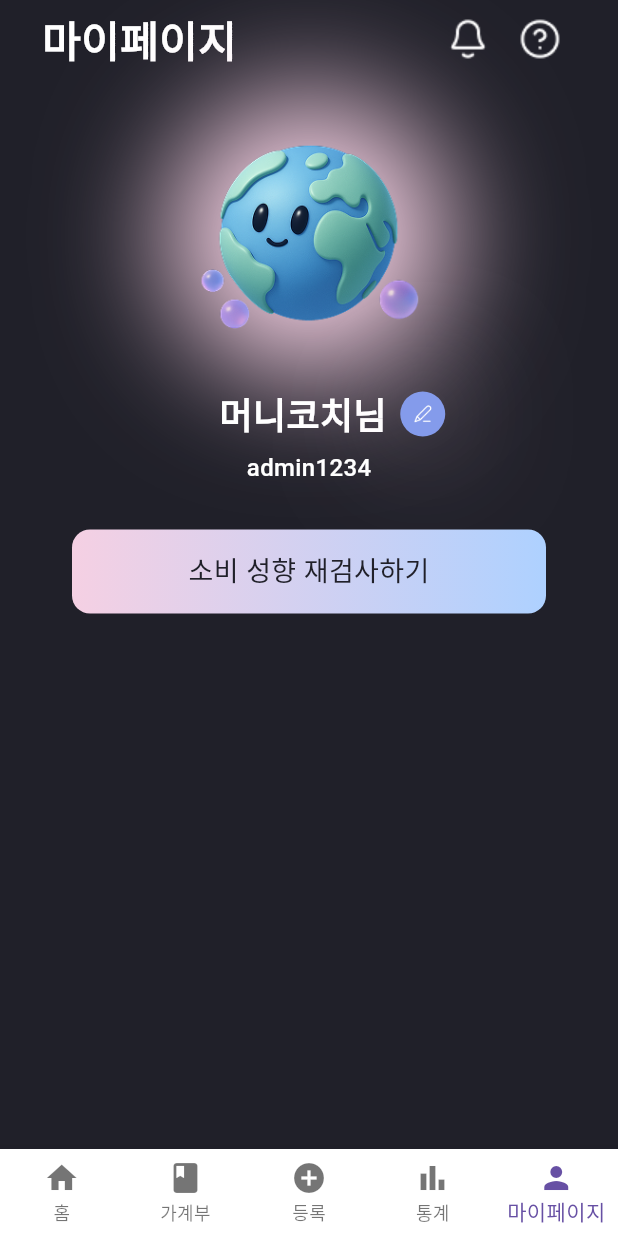
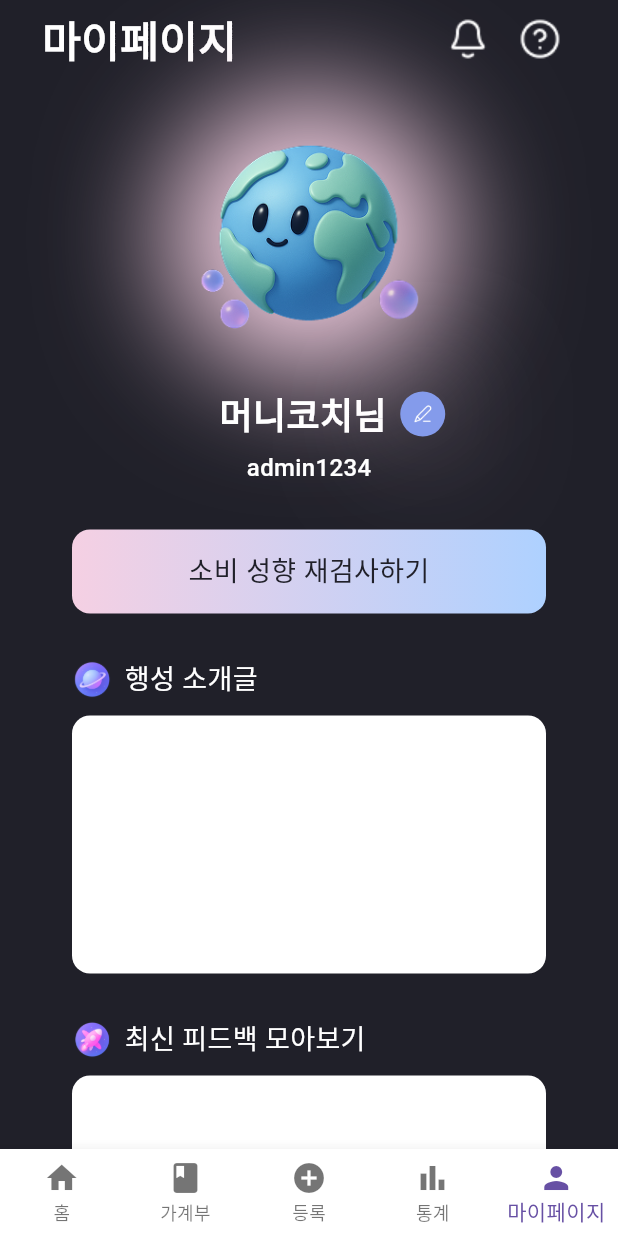
Before and after one commit to kgu-moneyplanet/moneyplanet-FE, a Flutter app: the screen it shows after launch, item 5 of the bottom bar chosen, on a phone screen of 412 x 824 dp. Run offline on Flutter 3.47's test engine with Material 3 defaults, Android fonts, the phone set to English and light mode, and no system bars; Roboto replaces fonts that are missing (Pretendard).

Commit message:
[Style] #17 - 마이페이지 뷰 구현

```diff
--- a/lib/presentaion/myPage/view/mypage_screen.dart
+++ b/lib/presentaion/myPage/view/mypage_screen.dart
@@ -1,5 +1,7 @@
 import 'package:flutter/material.dart';
 import 'package:money_planet/presentaion/myPage/view/mypage_first_section.dart';
+import 'package:money_planet/presentaion/myPage/view/mypage_second_section.dart';
+import 'package:money_planet/presentaion/myPage/view/mypage_third_section.dart';
 
 import '../../../global/theme/colors.dart';
 
@@ -12,23 +14,23 @@ class MyPageScreen extends StatelessWidget {
       home: Scaffold(
         backgroundColor: neutral_900,
         body: SafeArea(
-          child: SingleChildScrollView(
+          child:SingleChildScrollView(
             child: Column(
               children: [
                 MypageFirstSection(),
 
-                SizedBox(height: 40),
+                SizedBox(height: 10),
 
+                MyPageSecondSection(),
 
-                SizedBox(height: 40),
+                SizedBox(height: 10),
 
-
-                SizedBox(height: 50),
+                MyPageThirdSection(),
 
               ],
             ),
           ),
-        ),
+        )
       ),
     );
   }
--- /dev/null
+++ b/lib/presentaion/myPage/view/mypage_second_section.dart
@@ -0,0 +1,45 @@
+import 'package:flutter/material.dart';
+import 'package:money_planet/global/theme/colors.dart';
+import 'package:money_planet/global/theme/textStyles.dart';
+
+class MyPageSecondSection extends StatelessWidget {
+  const MyPageSecondSection({super.key});
+
+  @override
+  Widget build(BuildContext context) {
+    return Container(
+      padding: EdgeInsets.symmetric(vertical: 10, horizontal: 48),
+      child: Column(
+        crossAxisAlignment: CrossAxisAlignment.start,
+        children: [
+          Row(
+            children: [
+              Image.asset(
+                'lib/global/assets/images/login_planet.png', // 행성 아이콘 작은 이미지
+                width: 27,
+                height: 28,
+              ),
+              const SizedBox(width: 8),
+              Text(
+                "행성 소개글",
+                style: customTextStyle(
+                  fontFamily: Pretendard_Medium_18,
+                  color: Colors.white,
+                ),
+              ),
+            ],
+          ),
+          const SizedBox(height: 10),
+          Container(
+            height: 172,
+            padding: EdgeInsets.symmetric(horizontal: 8),
+            decoration: BoxDecoration(
+              color: Colors.white,
+              borderRadius: BorderRadius.circular(12),
+            ),
+          ),
+        ],
+      ),
+    );
+  }
+}
--- /dev/null
+++ b/lib/presentaion/myPage/view/mypage_third_section.dart
@@ -0,0 +1,64 @@
+import 'package:flutter/material.dart';
+import 'package:money_planet/global/theme/colors.dart';
+import 'package:money_planet/global/theme/textStyles.dart';
+
+class MyPageThirdSection extends StatelessWidget {
+  const MyPageThirdSection({super.key});
+
+  @override
+  Widget build(BuildContext context) {
+    return Container(
+      padding: EdgeInsets.symmetric(vertical: 10, horizontal: 48),
+      child: Column(
+        crossAxisAlignment: CrossAxisAlignment.start,
+        children: [
+          Row(
+            children: [
+              Image.asset(
+                'lib/global/assets/images/rocket3.png', // 행성 아이콘 작은 이미지
+                width: 27,
+                height: 28,
+              ),
+              const SizedBox(width: 8),
+              Text(
+                "최신 피드백 모아보기",
+                style: customTextStyle(
+                  fontFamily: Pretendard_Medium_18,
+                  color: Colors.white,
+                ),
+              ),
+            ],
+          ),
+          const SizedBox(height: 10),
+          Container(
+            height: 172,
+            padding: EdgeInsets.symmetric(horizontal: 8),
+            decoration: BoxDecoration(
+              color: Colors.white,
+              borderRadius: BorderRadius.circular(12),
+            ),
+          ),
+          const SizedBox(height: 20),
+          Row(
+            mainAxisAlignment: MainAxisAlignment.center,
+            children: [
+              Spacer(),
+              TextButton(
+                onPressed: () {},
+                child: Text('회원 탈퇴',
+                    style: customTextStyle(fontFamily: Pretendard_Medium_16,color: Colors.white)),
+              ),
+              Spacer(),
+              TextButton(
+                onPressed: () {},
+                child: Text('로그아웃',
+                    style: customTextStyle(fontFamily: Pretendard_Medium_16,color: Colors.white)),
+              ),
+              Spacer(),
+            ],
+          ),
+        ],
+      ),
+    );
+  }
+}
```
